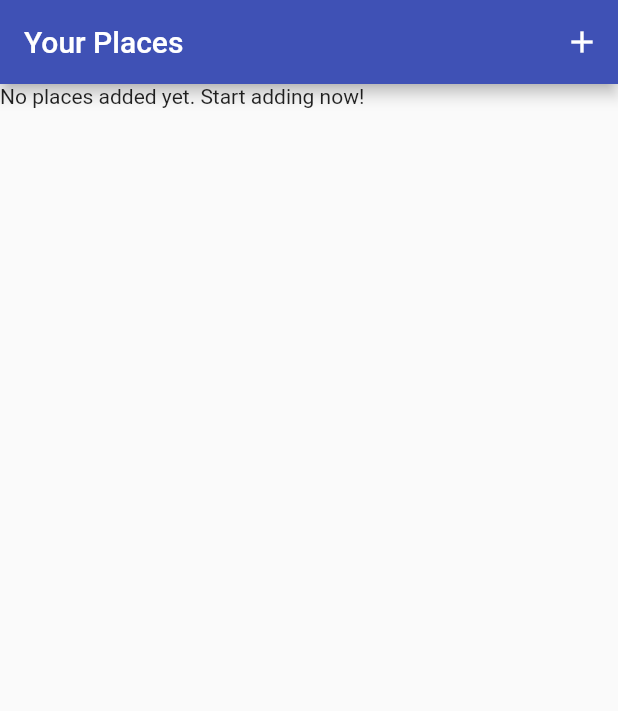
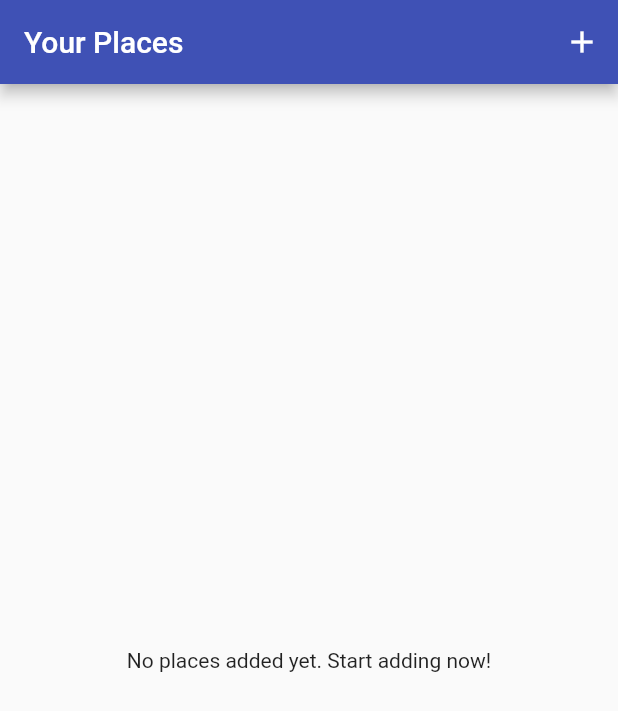
Before and after one commit to AqeelAaqi/great_places, a Flutter app: the screen it shows after launch, on a phone screen of 412 x 824 dp. Shown: the top 711 px of the screen. Run offline on Flutter 3.47's test engine with Material 2 defaults, Android fonts, the phone set to English and light mode, and no system bars; our stand-ins replace image_picker.

Commit message:
add and listing places

```diff
--- a/lib/screens/places_list_screen.dart
+++ b/lib/screens/places_list_screen.dart
@@ -22,28 +22,28 @@ class PlacesListScreen extends StatelessWidget {
             ),
           ],
         ),
-      body: Consumer<GreatPlaces>(
-        // child: Center(
-        //   child: const Text('No places added yet. Start adding now!'),
-        // ),
-        builder: (ctx, greatPlaces, childText) => greatPlaces.items.length <= 0
+        body: Center(
+          child: Consumer<GreatPlaces>(
+            builder: (ctx, greatPlaces, childText) => greatPlaces.items.isEmpty
                 ? const Text('No places added yet. Start adding now!')
-            : ListView.builder(
+                : Center(child: ListView.builder(
               itemCount: greatPlaces.items.length,
               itemBuilder: (ctx, index) => ListTile(
                 leading: CircleAvatar(
-                    backgroundImage: FileImage(greatPlaces.items[index].image),
+                  backgroundImage:
+                  FileImage(greatPlaces.items[index].image),
                 ),
-                  title: Text(greatPlaces.items[index].title),
+                title: Align(alignment: Alignment.centerLeft, child: Text(greatPlaces.items[index].title,),),
                 subtitle: Text(greatPlaces.items[index].location.address),
                 onTap: () {
                   // The arguments here is how we pass data to the detail screen and how we also fulfill the 'id' variable in place_detail_screen which takes from ModalRoute...settings.arguments
-                    Navigator.of(context).pushNamed(PlaceDetailScreen.routeName,
+                  Navigator.of(context).pushNamed(
+                      PlaceDetailScreen.routeName,
                       arguments: greatPlaces.items[index].id);
                 },
               ),
+            ),),
           ),
-      ),
-    );
+        ));
   }
 }
```
Lines whose indentation alone changed are shown as unchanged.
